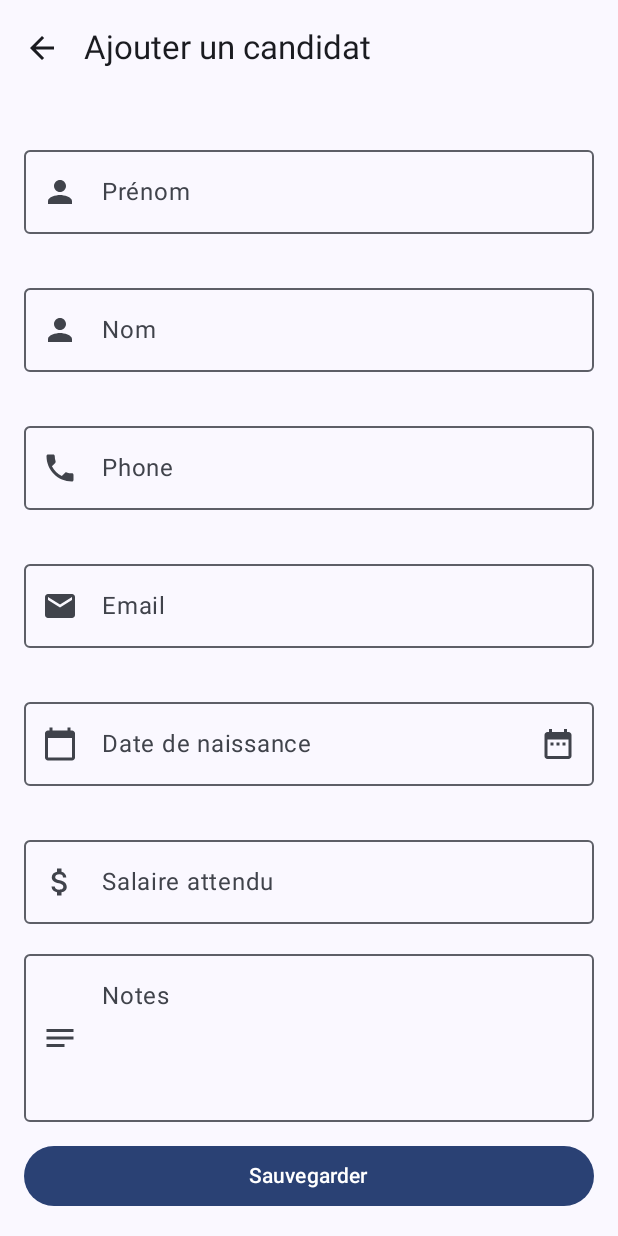
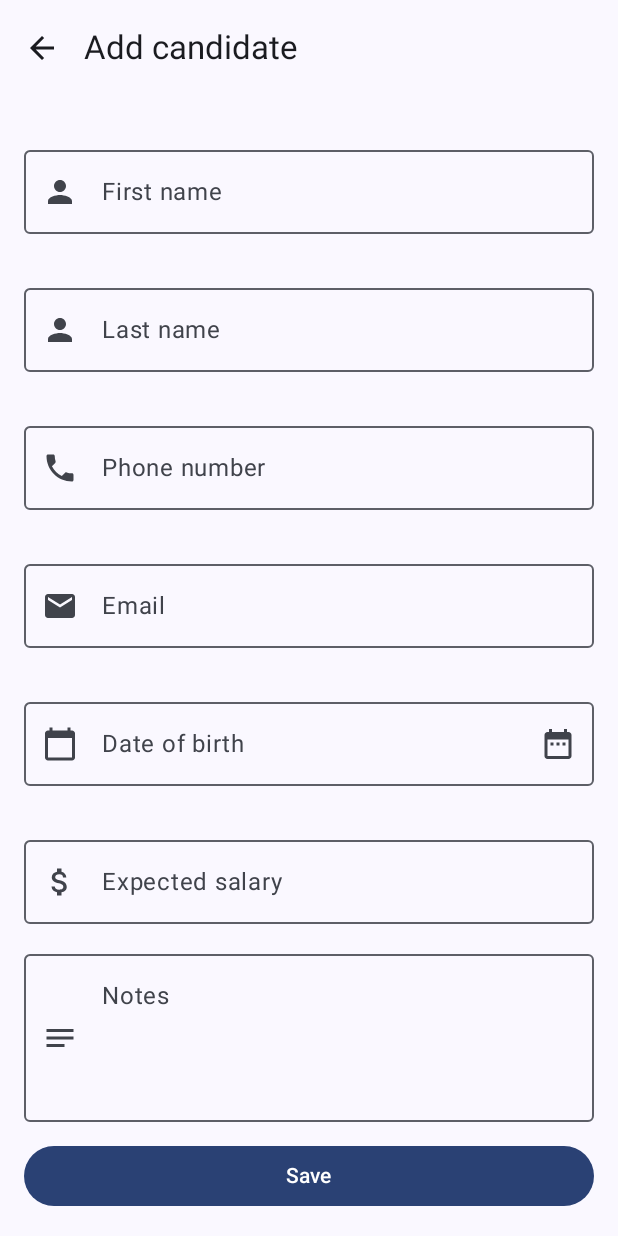
Before and after one commit to luisgarcia96/vitesse, an Android app built with Jetpack Compose: the AddCandidateScreen screen opened through its navigation route, scrolled down 200 dp, on a phone screen of 412 x 824 dp. Run offline under Robolectric (Android 15) with nearby library versions, the phone set to English and light mode, and no system bars; our stand-ins replace Room's generated code.

Commit message:
Add new string resources

```diff
--- a/app/src/main/java/com/openclassrooms/vitesse/presentation/screens/candidates/add/AddCandidateScreen.kt
+++ b/app/src/main/java/com/openclassrooms/vitesse/presentation/screens/candidates/add/AddCandidateScreen.kt
@@ -120,10 +120,10 @@ private fun AddCandidateContent(
   Scaffold(
     topBar = {
       TopAppBar(
-        title = { Text("Ajouter un candidat") },
+        title = { Text(stringResource(R.string.add_candidate)) },
         navigationIcon = {
           IconButton(onClick = onBack) {
-            Icon(Icons.AutoMirrored.Filled.ArrowBack, contentDescription = "Retour")
+            Icon(Icons.AutoMirrored.Filled.ArrowBack, contentDescription = "Back")
           }
         }
       )
@@ -153,7 +153,7 @@ private fun AddCandidateContent(
           onFirstNameChanged(it)
           if (firstNameError && it.isNotBlank()) firstNameError = false
         },
-        label = { Text("Prénom") },
+        label = { Text(stringResource(R.string.first_name)) },
         leadingIcon = { Icon(Icons.Default.Person, contentDescription = null) },
         modifier = Modifier.fillMaxWidth(),
         isError = firstNameError,
@@ -166,7 +166,7 @@ private fun AddCandidateContent(
           onLastNameChanged(it)
           if (lastNameError && it.isNotBlank()) lastNameError = false
         },
-        label = { Text("Nom") },
+        label = { Text(stringResource(R.string.last_name)) },
         leadingIcon = { Icon(Icons.Default.Person, contentDescription = null) },
         modifier = Modifier.fillMaxWidth(),
         isError = lastNameError,
@@ -179,7 +179,7 @@ private fun AddCandidateContent(
           onPhoneChanged(it)
           if (phoneError && it.isNotBlank()) phoneError = false
         },
-        label = { Text("Phone") },
+        label = { Text(stringResource(R.string.phone_number)) },
         leadingIcon = { Icon(Icons.Default.Phone, contentDescription = null) },
         modifier = Modifier.fillMaxWidth(),
         keyboardOptions = KeyboardOptions(keyboardType = KeyboardType.Phone),
@@ -194,7 +194,7 @@ private fun AddCandidateContent(
           if (emailEmptyError && it.isNotBlank()) emailEmptyError = false
           if (emailFormatError) emailFormatError = false
         },
-        label = { Text("Email") },
+        label = { Text(stringResource(R.string.email)) },
         leadingIcon = { Icon(Icons.Default.Email, contentDescription = null) },
         modifier = Modifier.fillMaxWidth(),
         keyboardOptions = KeyboardOptions(keyboardType = KeyboardType.Email),
@@ -229,7 +229,7 @@ private fun AddCandidateContent(
             }
           }
         },
-        label = { Text("Date de naissance") },
+        label = { Text(stringResource(R.string.birth_date)) },
         placeholder = { Text("jj/MM/aaaa") },
         isError = dateError || birthDateRequiredError,
         leadingIcon = { Icon(Icons.Default.CalendarToday, contentDescription = null) },
@@ -253,7 +253,7 @@ private fun AddCandidateContent(
       OutlinedTextField(
         value = expectedSalary,
         onValueChange = onExpectedSalaryChanged,
-        label = { Text("Salaire attendu") },
+        label = { Text(stringResource(R.string.expected_salary)) },
         leadingIcon = { Icon(Icons.Default.AttachMoney, contentDescription = null) },
         modifier = Modifier.fillMaxWidth(),
         keyboardOptions = KeyboardOptions(keyboardType = KeyboardType.Number)
@@ -262,7 +262,7 @@ private fun AddCandidateContent(
       OutlinedTextField(
         value = notes,
         onValueChange = onNotesChanged,
-        label = { Text("Notes") },
+        label = { Text(stringResource(R.string.notes)) },
         leadingIcon = { Icon(Icons.AutoMirrored.Filled.Notes, contentDescription = null) },
         modifier = Modifier
           .fillMaxWidth()
@@ -288,7 +288,7 @@ private fun AddCandidateContent(
         },
         modifier = Modifier.fillMaxWidth()
       ) {
-        Text("Sauvegarder")
+        Text(stringResource(R.string.save))
       }
     }
   }
--- a/app/src/main/res/values/strings.xml
+++ b/app/src/main/res/values/strings.xml
@@ -1,6 +1,15 @@
 <resources>
     <string name="app_name">vitesse</string>
-    <!-- Add Candidate Screen -->
     <string name="error_mandatory">Mandatory field</string>
     <string name="error_invalid_format">Invalid format</string>
+    <string name="save">Save</string>
+    <string name="first_name">First name</string>
+    <string name="last_name">Last name</string>
+    <string name="phone_number">Phone number</string>
+    <string name="email">Email</string>
+    <string name="birth_date">Date of birth</string>
+    <string name="expected_salary">Expected salary</string>
+    <string name="notes">Notes</string>
+    <string name="add">Add</string>
+    <string name="add_candidate">Add candidate</string>
 </resources>
```
Also changed, not shown: 1 other file.
